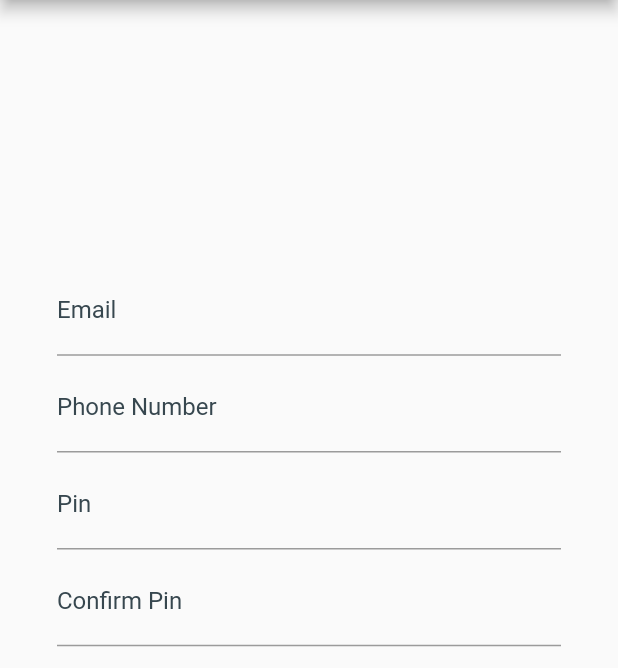
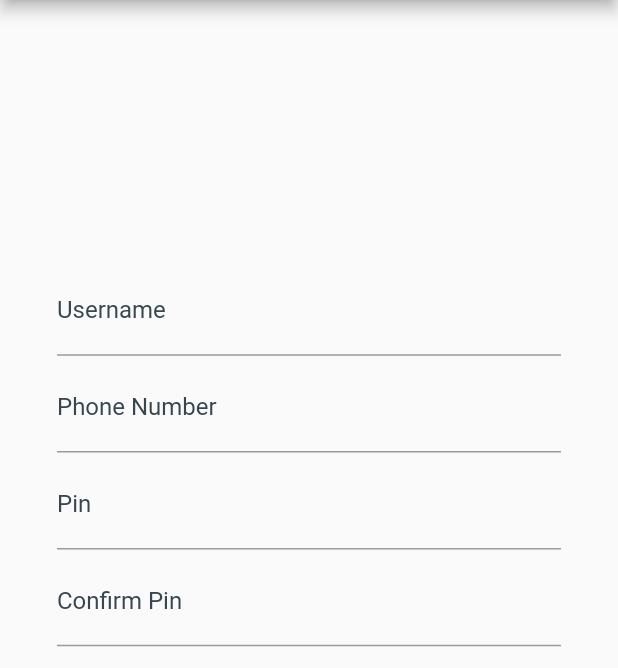
Before and after one commit to AsiFmahmud10/3.1-Project_HISAB_RAKHI, a Flutter app: the SignUp screen opened by its route, after a tap on "Confirm", on a phone screen of 412 x 824 dp, the part 84-752 px from its top. Run offline on Flutter 3.47's test engine with Material 2 defaults, Android fonts, the phone set to English and light mode, and no system bars; our stand-ins replace hive, hive_flutter; accounts and stored records are empty.

Commit message:
register & log in using hive

```diff
--- a/lib/_signup.dart
+++ b/lib/_signup.dart
@@ -1,5 +1,3 @@
-
-
 import 'package:flutter/cupertino.dart';
 import 'package:flutter/material.dart';
 import 'package:hisab_khata/custom/_input.dart';
@@ -16,26 +14,56 @@ class SignUp extends StatefulWidget {
 
 class _SignUpState extends State<SignUp> {
 
-  late Box<UserData> userData;
+  late Box userData = Hive.box('userData');
+  late String userName ='';
+  late String pin ='';
+  late String phoneNumber ='';
+  late String username ='';
+
+
+
+
   @override
   void initState() {
     super.initState();
-    initUser();
+    print(userData.values.toList());
+    //initUser();
+
   }
 
-  void initUser ()async {
-    userData = await Hive.openBox('userData');
-
+  void initUser (){
+    print("I AM RUNNING");
+    //userData = Hive.box('userData');
+    print(Hive.box('userData').values.toList());
   }
-  void addUser(UserData user)async{
-    await userData.add(user);
+  void addUser(UserData user){
+    print(user.toString());
+     //userData =  await Hive.openBox('userData');
+     userData.putAt(0,user);
+    print('----------add user');
   }
 
-void getUserData(){
-  print(userData.get(0)!.username);
+void getUserData(index){
+  print(userData.get(index)!.username);
+  print(userData.get(index)!.pin);
+  print(userData.get(index)!.number);
 }
+ void Data ;
+  void getData(String inputData , String label){
+     print('$label $inputData');
+    if(label == 'Username'){
+      username = inputData;
+         print(username);
+      }else if(label == 'Phone Number'){
+         phoneNumber = inputData;
+         print(phoneNumber);
 
+    }else if(label == 'Pin'){
+         pin = inputData;
+         print(pin);
 
+    }
+  }
 
   @override
   Widget build(BuildContext context){
@@ -57,10 +85,10 @@ void getUserData(){
             mainAxisAlignment: MainAxisAlignment.center,
             children: <Widget>[
 
-              CustomInput(hint : "Email",label: 'Email',),
-              CustomInput(hint : "Phone Number",label: 'Phone Number',),
-              CustomInput(hint : "Pin",label: 'Pin',password: true),
-              CustomInput(hint : "Confirm Pin",label: 'Confirm Pin',password: true),
+              CustomInput(hint : "Username",label: 'Username',getData:getData),
+              CustomInput(hint : "Phone Number",label: 'Phone Number',getData:getData),
+              CustomInput(hint : "Pin",label: 'Pin',password: true,getData:getData),
+              CustomInput(hint : "Confirm Pin",label: 'Confirm Pin',password: true,getData:getData),
 
               Container(
                 margin: EdgeInsets.only(top:30),
@@ -68,7 +96,12 @@ void getUserData(){
                 height: 50,
                 child: TextButton(
                     onPressed: (){
-                      addUser( new UserData("asif","asif","asif"));
+                        print('---------b email ${username} Pin ${pin} phone ${phoneNumber} ');
+                        addUser( new UserData(username,pin,phoneNumber));
+                        Navigator.pushNamed(context, '/');
+
+                      //----------------------
+                        //addUser( new UserData("errorwhy","errorwhy","errorwhy"));//------------------------------------
                     },
                     child: Text("Confirm",
                     style: TextStyle(color: Colors.blueGrey),),
@@ -86,7 +119,7 @@ void getUserData(){
                 height: 50,
                 child: TextButton(
                   onPressed: (){
-                    getUserData();
+                    getUserData(1);
                   },
                   child: Text("Confirm",
                     style: TextStyle(color: Colors.blueGrey),),
@@ -104,6 +137,6 @@ void getUserData(){
           ),
         ),
       ),
-    );;
+    );
   }
 }
--- a/lib/custom/_input.dart
+++ b/lib/custom/_input.dart
@@ -7,8 +7,14 @@ class CustomInput extends StatefulWidget {
   final String hint;
   final String label;
   bool password ;
+  Function getData;
 
-   CustomInput({Key? key, required this.hint,required this.label,this.password=false}) : super(key: key);
+  CustomInput({Key? key,
+    required this.hint,
+    required this.label,
+    required this.getData,
+    this.password=false
+  }) : super(key: key);
 
   @override
   _CustomInputState createState() => _CustomInputState();
@@ -16,13 +22,24 @@ class CustomInput extends StatefulWidget {
 
 class _CustomInputState extends State<CustomInput> {
 
+  var inputController = TextEditingController();
+  String text='';
 
+  @override
+  void setState(VoidCallback fn) {
+    // TODO: implement setState
+    super.setState(fn);
+  }
 
   @override
   Widget build(BuildContext context) {
     return  Container(
       margin: EdgeInsets.only(top:2.3,bottom: 2.3),
         child: TextField(
+          onSubmitted: (String str){
+             widget.getData(str,widget.label);
+          },
+          controller: inputController,
           obscureText: widget.password,
           cursorColor: Colors.blueGrey[800],
           textAlign: TextAlign.left,
--- a/lib/main.dart
+++ b/lib/main.dart
@@ -12,6 +12,8 @@ void main() async{
 
   await Hive.initFlutter();
   Hive.registerAdapter(UserDataAdapter());
+  await Hive.openBox('userData');
+
   runApp(
     MyApp(),
   );
```
Also changed, not shown: lib/_home.dart (+52 -2 lines).
